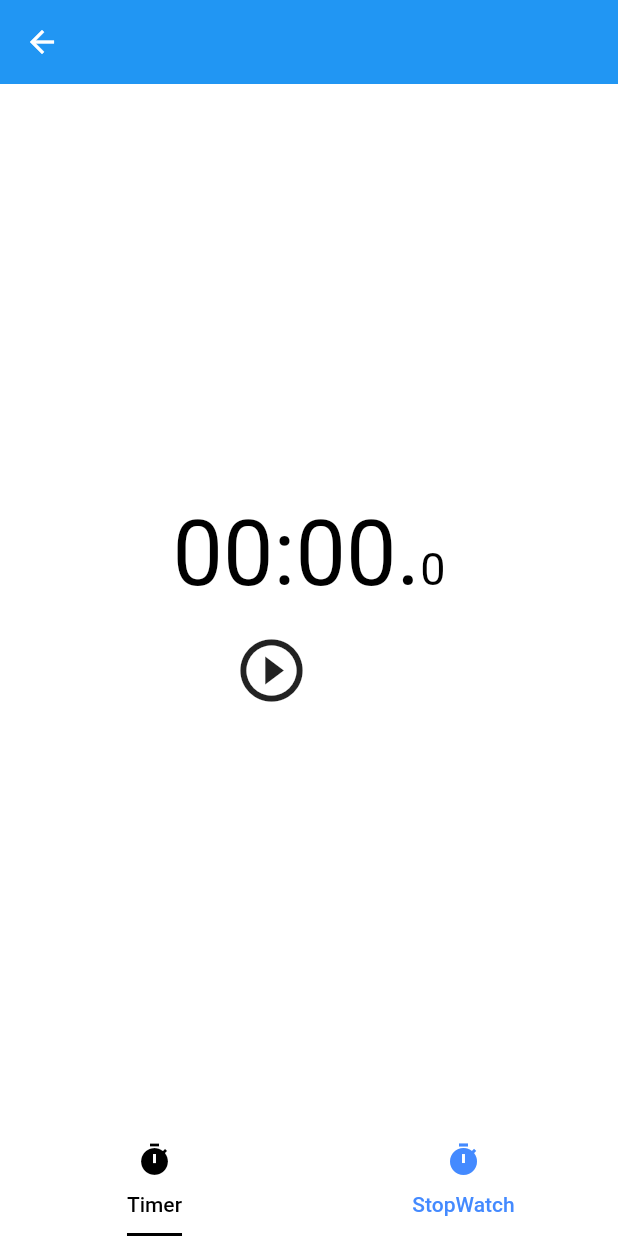
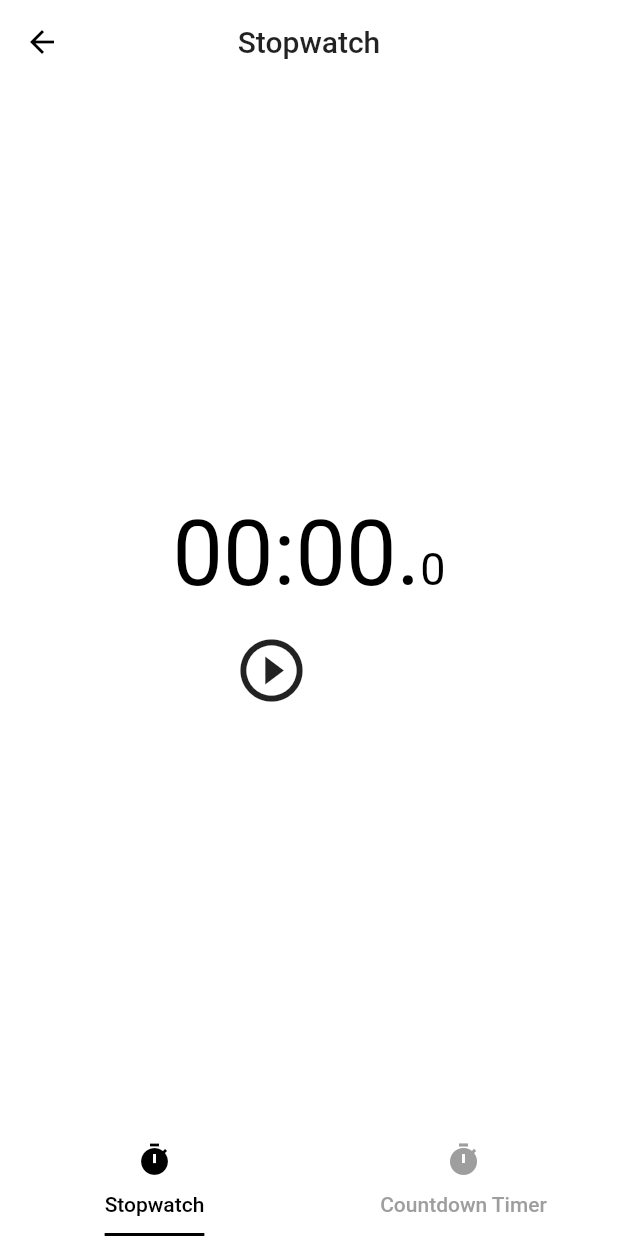
Before and after one commit to anarghya-das/YourBoard, a Flutter app: the screen it shows after launch, after a tap on the "timer" icon, on a phone screen of 412 x 824 dp. Run offline on Flutter 3.47's test engine with Material 2 defaults, Android fonts, the phone set to English and light mode, and no system bars; our stand-ins replace flutter_local_notifications, image_picker, shared_preferences; network calls fail.

Commit message:
:art: cahnged colors and removed unnessary elements

```diff
--- a/lib/ListRoot.dart
+++ b/lib/ListRoot.dart
@@ -278,7 +278,7 @@ class _TaskListState extends State<TaskList> {
       return Dismissible(
           background: Container(
             alignment: Alignment.centerLeft,
-            color: Colors.blueAccent,
+            color: Colors.black,
             child: Icon(Icons.check, color: Colors.white),
           ),
           key: Key(_items[i].title),
--- a/lib/home.dart
+++ b/lib/home.dart
@@ -18,59 +18,8 @@ class _HomeState extends State<Home> {
           elevation: 1,
           centerTitle: true,
           title: Text(
-            "YB",
-            style: TextStyle(fontSize: 40),
-          ),
-          actions: <Widget>[
-            IconButton(
-              onPressed: () {},
-              icon: Icon(
-                Icons.settings,
-              ),
-            )
-          ],
-        ),
-        drawer: Drawer(
-          child: ListView(
-            padding: EdgeInsets.zero,
-            children: <Widget>[
-              DrawerHeader(
-                child: Text(
-                  'Your Board',
-                  style: TextStyle(color: Colors.white, fontSize: 40),
-                ),
-                decoration: BoxDecoration(
-                  color: Colors.black,
-                ),
-              ),
-              ListTile(
-                onTap: () {
-                  Navigator.push(context,
-                      MaterialPageRoute(builder: (context) => TabPage()));
-                },
-                leading: Icon(
-                  Icons.timer,
-                  color: Colors.black,
-                  size: 40,
-                ),
-                title: Text(
-                  "Timer/Stopwatch",
-                  style: TextStyle(fontSize: 25),
-                ),
-              ),
-              ListTile(
-                onTap: () {},
-                leading: Icon(
-                  Icons.calendar_today,
-                  color: Colors.black,
-                  size: 40,
-                ),
-                title: Text(
-                  "Calendar",
-                  style: TextStyle(fontSize: 25),
-                ),
-              )
-            ],
+            "YourBoard",
+            style: TextStyle(fontSize: 35, fontWeight: FontWeight.bold),
           ),
         ),
         backgroundColor: Colors.white,
--- a/lib/main.dart
+++ b/lib/main.dart
@@ -9,6 +9,7 @@ class MyApp extends StatelessWidget {
     return MaterialApp(
       debugShowCheckedModeBanner: false,
       title: 'Your Board',
+      theme: ThemeData(primaryColor: Colors.white, accentColor: Colors.black),
       home: Home(),
     );
   }
--- a/lib/stopWatchView.dart
+++ b/lib/stopWatchView.dart
@@ -27,11 +27,11 @@ class _StopWatchPageState extends State<StopWatchPage>
 
   TextStyle _check(String time) {
     if (time == "hour" && _isSelectedH) {
-      return TextStyle(color: Colors.blueAccent);
+      return TextStyle(color: Colors.grey);
     } else if (time == "minute" && _isSelectedM) {
-      return TextStyle(color: Colors.blueAccent);
+      return TextStyle(color: Colors.grey);
     } else if (time == "second" && _isSelectedS) {
-      return TextStyle(color: Colors.blueAccent);
+      return TextStyle(color: Colors.grey);
     }
     return null;
   }
--- a/lib/tabPage.dart
+++ b/lib/tabPage.dart
@@ -15,6 +15,11 @@ class _TimerState extends State<TabPage> with SingleTickerProviderStateMixin {
   void initState() {
     super.initState();
     _tabController = TabController(length: _tabPages.length, vsync: this);
+    _tabController.addListener(_handleSelected);
+  }
+
+  void _handleSelected() {
+    setState(() {});
   }
 
   @override
@@ -30,6 +35,9 @@ class _TimerState extends State<TabPage> with SingleTickerProviderStateMixin {
         appBar: AppBar(
           elevation: 0,
           centerTitle: true,
+          title: _tabController.index == 0
+              ? Text("Stopwatch")
+              : Text("Countdown Timer"),
         ),
         body: TabBarView(
           children: _tabPages,
@@ -40,12 +48,12 @@ class _TimerState extends State<TabPage> with SingleTickerProviderStateMixin {
           child: TabBar(
             indicatorColor: Colors.black,
             tabs: <Widget>[
-              Tab(icon: Icon(Icons.timer), text: "Timer"),
-              Tab(icon: Icon(Icons.timer), text: "StopWatch"),
+              Tab(icon: Icon(Icons.timer), text: "Stopwatch"),
+              Tab(icon: Icon(Icons.timer), text: "Countdown Timer"),
             ],
             controller: _tabController,
             labelColor: Colors.black,
-            unselectedLabelColor: Colors.blueAccent,
+            unselectedLabelColor: Colors.grey,
             indicatorSize: TabBarIndicatorSize.label,
           ),
         ));
```
Also changed, not shown: lib/CreateTask.dart (+6 -1 lines).
